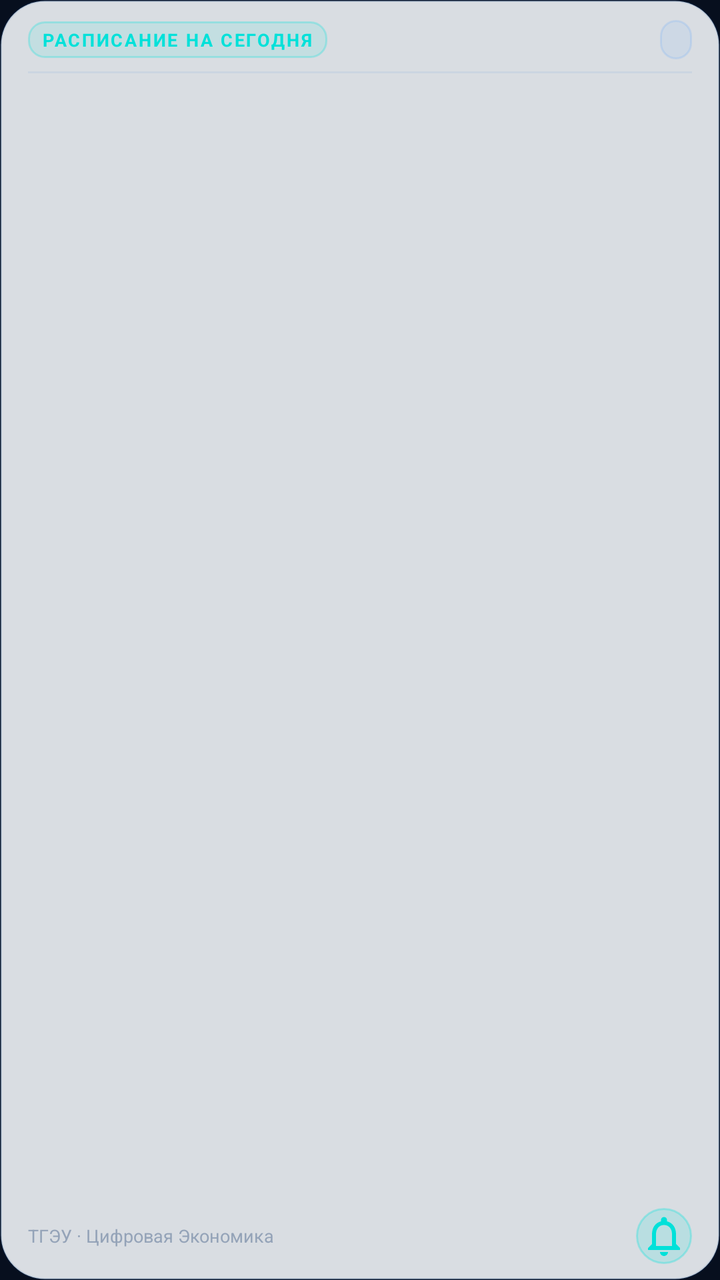
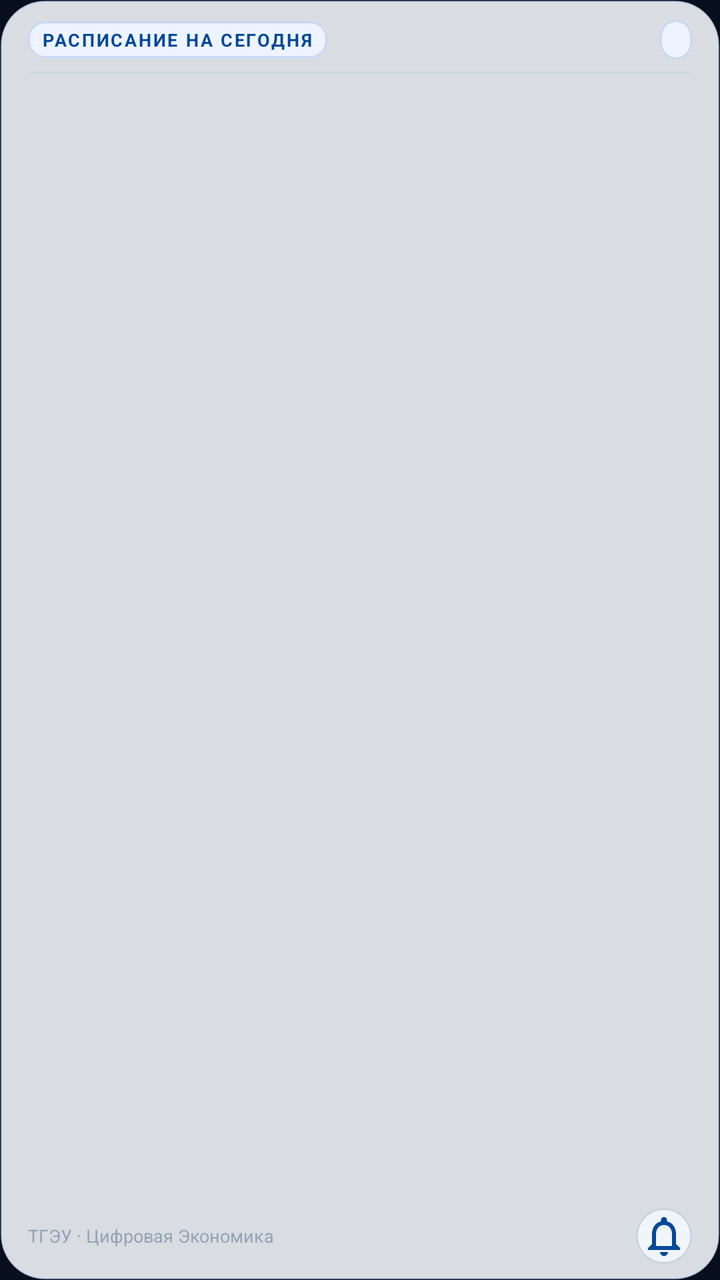

The first picture is an Android layout as it rendered before a commit; the second is the same layout after the commit. The layout source and the unified diff follow.
<!-- AndroidManifest.xml: application theme Theme.RIATTDIU -->
<!-- res/layout/widget_schedule_expanded_light.xml -->
<?xml version="1.0" encoding="utf-8"?>
<LinearLayout xmlns:android="http://schemas.android.com/apk/res/android"
    android:id="@+id/widgetRoot"
    android:layout_width="match_parent"
    android:layout_height="match_parent"
    android:orientation="vertical"
    android:background="@drawable/bg_widget_glass_light"
    android:padding="0dp">

    <LinearLayout
        android:layout_width="match_parent"
        android:layout_height="wrap_content"
        android:orientation="horizontal"
        android:gravity="center_vertical"
        android:paddingStart="14dp"
        android:paddingEnd="14dp"
        android:paddingTop="10dp"
        android:paddingBottom="6dp">

        <TextView
            android:id="@+id/tvExpandedTitle"
            android:layout_width="wrap_content"
            android:layout_height="wrap_content"
            android:text="РАСПИСАНИЕ НА СЕГОДНЯ"
            android:textColor="#00E1D9"
            android:textSize="9sp"
            android:textStyle="bold"
            android:letterSpacing="0.10"
            android:background="@drawable/bg_widget_tag"
            android:paddingLeft="7dp"
            android:paddingRight="7dp"
            android:paddingTop="3dp"
            android:paddingBottom="3dp" />

        <FrameLayout
            android:layout_width="0dp"
            android:layout_height="1dp"
            android:layout_weight="1" />

        <TextView
            android:id="@+id/tvExpandedGroup"
            android:layout_width="wrap_content"
            android:layout_height="wrap_content"
            android:text=""
            android:textColor="#004899"
            android:textSize="10sp"
            android:textStyle="bold"
            android:background="@drawable/bg_widget_pill"
            android:paddingLeft="8dp"
            android:paddingRight="8dp"
            android:paddingTop="3dp"
            android:paddingBottom="3dp" />
    </LinearLayout>

    <View
        android:layout_width="match_parent"
        android:layout_height="1dp"
        android:layout_marginStart="14dp"
        android:layout_marginEnd="14dp"
        android:background="#CBD5E1"
        android:layout_marginBottom="2dp" />

    <ListView
        android:id="@+id/lvWidgetLessons"
        android:layout_width="match_parent"
        android:layout_height="0dp"
        android:layout_weight="1"
        android:divider="#E2E8F0"
        android:dividerHeight="1dp"
        android:scrollbars="none"
        android:listSelector="@android:color/transparent"
        android:drawSelectorOnTop="false" />

    <LinearLayout
        android:layout_width="match_parent"
        android:layout_height="wrap_content"
        android:orientation="horizontal"
        android:gravity="center_vertical"
        android:paddingStart="14dp"
        android:paddingEnd="14dp"
        android:paddingTop="4dp"
        android:paddingBottom="8dp">

        <TextView
            android:id="@+id/tvExpandedFooter"
            android:layout_width="0dp"
            android:layout_height="wrap_content"
            android:layout_weight="1"
            android:text="ТГЭУ · Цифровая Экономика"
            android:textColor="#94A3B8"
            android:textSize="9sp" />

        <ImageButton
            android:id="@+id/btnExpandedNotify"
            android:layout_width="28dp"
            android:layout_height="28dp"
            android:layout_gravity="center_vertical"
            android:layout_marginStart="6dp"
            android:background="@drawable/bg_widget_icon_btn"
            android:src="@drawable/ic_bell_subtle"
            android:scaleType="centerInside"
            android:contentDescription="Уведомления" />
    </LinearLayout>

</LinearLayout>
<!-- resources referenced by this layout -->
<resources>
  <!-- drawable bg_widget_glass_light (drawable) -->
  <?xml version="1.0" encoding="utf-8"?>
  <shape xmlns:android="http://schemas.android.com/apk/res/android"
      android:shape="rectangle">
      <corners android:radius="22dp" />
      <solid android:color="#E6F0F4F8" />
      <stroke android:width="1dp" android:color="#22004899" />
  </shape>
  <!-- drawable bg_widget_icon_btn (drawable) -->
  <?xml version="1.0" encoding="utf-8"?>
  <shape xmlns:android="http://schemas.android.com/apk/res/android"
      android:shape="oval">
      <solid android:color="#2600E1D9" />
      <stroke android:width="1dp" android:color="#4D00E1D9" />
  </shape>
  <!-- drawable bg_widget_pill (drawable) -->
  <?xml version="1.0" encoding="utf-8"?>
  <shape xmlns:android="http://schemas.android.com/apk/res/android"
      android:shape="rectangle">
      <corners android:radius="100dp" />
      <solid android:color="#1A60A5FA" />
      <stroke android:width="1dp" android:color="#3360A5FA" />
  </shape>
  <!-- drawable bg_widget_tag (drawable) -->
  <?xml version="1.0" encoding="utf-8"?>
  <shape xmlns:android="http://schemas.android.com/apk/res/android"
      android:shape="rectangle">
      <corners android:radius="8dp" />
      <solid android:color="#1A00E1D9" />
      <stroke android:width="1dp" android:color="#4400E1D9" />
  </shape>
  <!-- drawable ic_bell_subtle (drawable) -->
  <vector xmlns:android="http://schemas.android.com/apk/res/android"
      android:width="24dp"
      android:height="24dp"
      android:viewportWidth="24"
      android:viewportHeight="24">
      <path
          android:fillColor="#00E1D9"
          android:pathData="M12,22c1.1,0 2,-0.9 2,-2h-4c0,1.1 0.9,2 2,2zM18,16v-5c0,-3.07 -1.63,-5.64 -4.5,-6.32V4c0,-0.83 -0.67,-1.5 -1.5,-1.5s-1.5,0.67 -1.5,1.5v0.68C7.64,5.36 6,7.92 6,11v5l-2,2v1h16v-1l-2,-2zm-2,1H8v-6c0,-2.48 1.51,-4.5 4,-4.5s4,2.02 4,4.5v6z"/>
  </vector>
  <style name="Theme.RIATTDIU" parent="Theme.Material3.DayNight.NoActionBar">
          <item name="colorPrimary">@color/primary</item>
          <item name="colorPrimaryVariant">@color/primary_dark</item>
          <item name="colorSecondary">@color/accent</item>
          <item name="colorSecondaryVariant">@color/accent_dark</item>
          <item name="colorSurface">@color/surface_dark</item>
          <item name="android:colorBackground">@color/bg_dark</item>
          <item name="colorError">#EF4444</item>
          <item name="android:windowBackground">@color/bg_dark</item>
          <item name="android:statusBarColor">@color/bg_dark</item>
          <item name="android:navigationBarColor">@color/surface_dark</item>
          <item name="android:windowLightStatusBar">false</item>
          <item name="android:fontFamily">sans-serif</item>
          <item name="bottomNavigationStyle">@style/BottomNavStyle</item>
      </style>
  <color name="primary">#004899</color>
  <color name="primary_dark">#002b5c</color>
  <color name="accent">#00e1d9</color>
  <color name="accent_dark">#00b8b2</color>
  <color name="surface_dark">#101d35</color>
  <color name="bg_dark">#070f1e</color>
  <style name="BottomNavStyle" parent="Widget.Material3.BottomNavigationView">
          <item name="android:background">@color/surface_dark</item>
          <item name="itemIconTint">@color/bottom_nav_icon_color</item>
          <item name="itemTextColor">@color/bottom_nav_icon_color</item>
          <item name="itemActiveIndicatorStyle">@style/BottomNavIndicator</item>
      </style>
  <style name="BottomNavIndicator" parent="Widget.Material3.BottomNavigationView.ActiveIndicator">
          <item name="android:color">#1a004899</item>
          <item name="shapeAppearance">@style/ShapeAppearance.Pill</item>
      </style>
  <style name="ShapeAppearance.Pill" parent="">
          <item name="cornerFamily">rounded</item>
          <item name="cornerSize">50%</item>
      </style>
</resources>

<!-- the commit's change to res/layout/widget_schedule_expanded_light.xml (unified diff, before → after) -->
@@ -22,11 +22,11 @@
             android:layout_width="wrap_content"
             android:layout_height="wrap_content"
             android:text="РАСПИСАНИЕ НА СЕГОДНЯ"
-            android:textColor="#00E1D9"
+            android:textColor="#004899"
             android:textSize="9sp"
             android:textStyle="bold"
             android:letterSpacing="0.10"
-            android:background="@drawable/bg_widget_tag"
+            android:background="@drawable/bg_widget_tag_light"
             android:paddingLeft="7dp"
             android:paddingRight="7dp"
             android:paddingTop="3dp"
@@ -45,7 +45,7 @@
             android:textColor="#004899"
             android:textSize="10sp"
             android:textStyle="bold"
-            android:background="@drawable/bg_widget_pill"
+            android:background="@drawable/bg_widget_pill_light"
             android:paddingLeft="8dp"
             android:paddingRight="8dp"
             android:paddingTop="3dp"
@@ -60,16 +60,31 @@
         android:background="#CBD5E1"
         android:layout_marginBottom="2dp" />
 
-    <ListView
-        android:id="@+id/lvWidgetLessons"
+    <FrameLayout
         android:layout_width="match_parent"
         android:layout_height="0dp"
-        android:layout_weight="1"
-        android:divider="#E2E8F0"
-        android:dividerHeight="1dp"
-        android:scrollbars="none"
-        android:listSelector="@android:color/transparent"
-        android:drawSelectorOnTop="false" />
+        android:layout_weight="1">
+
+        <ListView
+            android:id="@+id/lvWidgetLessons"
+            android:layout_width="match_parent"
+            android:layout_height="match_parent"
+            android:divider="#E2E8F0"
+            android:dividerHeight="1dp"
+            android:scrollbars="none"
+            android:listSelector="@android:color/transparent"
+            android:drawSelectorOnTop="false" />
+
+        <TextView
+            android:id="@+id/tvWidgetEmpty"
+            android:layout_width="match_parent"
+            android:layout_height="match_parent"
+            android:gravity="center"
+            android:text="Нет занятий на сегодня"
+            android:textColor="#94A3B8"
+            android:textSize="12sp"
+            android:visibility="gone" />
+    </FrameLayout>
 
     <LinearLayout
         android:layout_width="match_parent"
@@ -96,8 +111,8 @@
             android:layout_height="28dp"
             android:layout_gravity="center_vertical"
             android:layout_marginStart="6dp"
-            android:background="@drawable/bg_widget_icon_btn"
-            android:src="@drawable/ic_bell_subtle"
+            android:background="@drawable/bg_widget_icon_btn_light"
+            android:src="@drawable/ic_bell_subtle_blue"
             android:scaleType="centerInside"
             android:contentDescription="Уведомления" />
     </LinearLayout>
<!-- resource entries referenced after the edit -->
@@ -8,37 +8,37 @@
       <solid android:color="#E6F0F4F8" />
       <stroke android:width="1dp" android:color="#22004899" />
   </shape>
-  <!-- drawable bg_widget_icon_btn (drawable) -->
+  <!-- drawable bg_widget_icon_btn_light (drawable) -->
   <?xml version="1.0" encoding="utf-8"?>
   <shape xmlns:android="http://schemas.android.com/apk/res/android"
       android:shape="oval">
-      <solid android:color="#2600E1D9" />
-      <stroke android:width="1dp" android:color="#4D00E1D9" />
+      <solid android:color="#F1F5F9" />
+      <stroke android:width="1dp" android:color="#CBD5E1" />
   </shape>
-  <!-- drawable bg_widget_pill (drawable) -->
+  <!-- drawable bg_widget_pill_light (drawable) -->
   <?xml version="1.0" encoding="utf-8"?>
   <shape xmlns:android="http://schemas.android.com/apk/res/android"
       android:shape="rectangle">
       <corners android:radius="100dp" />
-      <solid android:color="#1A60A5FA" />
-      <stroke android:width="1dp" android:color="#3360A5FA" />
+      <solid android:color="#EEF4FF" />
+      <stroke android:width="1dp" android:color="#C7D7F7" />
   </shape>
-  <!-- drawable bg_widget_tag (drawable) -->
+  <!-- drawable bg_widget_tag_light (drawable) -->
   <?xml version="1.0" encoding="utf-8"?>
   <shape xmlns:android="http://schemas.android.com/apk/res/android"
       android:shape="rectangle">
       <corners android:radius="8dp" />
-      <solid android:color="#1A00E1D9" />
-      <stroke android:width="1dp" android:color="#4400E1D9" />
+      <solid android:color="#EEF4FF" />
+      <stroke android:width="1dp" android:color="#C7D7F7" />
   </shape>
-  <!-- drawable ic_bell_subtle (drawable) -->
+  <!-- drawable ic_bell_subtle_blue (drawable) -->
   <vector xmlns:android="http://schemas.android.com/apk/res/android"
       android:width="24dp"
       android:height="24dp"
       android:viewportWidth="24"
       android:viewportHeight="24">
       <path
-          android:fillColor="#00E1D9"
+          android:fillColor="#004899"
           android:pathData="M12,22c1.1,0 2,-0.9 2,-2h-4c0,1.1 0.9,2 2,2zM18,16v-5c0,-3.07 -1.63,-5.64 -4.5,-6.32V4c0,-0.83 -0.67,-1.5 -1.5,-1.5s-1.5,0.67 -1.5,1.5v0.68C7.64,5.36 6,7.92 6,11v5l-2,2v1h16v-1l-2,-2zm-2,1H8v-6c0,-2.48 1.51,-4.5 4,-4.5s4,2.02 4,4.5v6z"/>
   </vector>
   <style name="Theme.RIATTDIU" parent="Theme.Material3.DayNight.NoActionBar">
